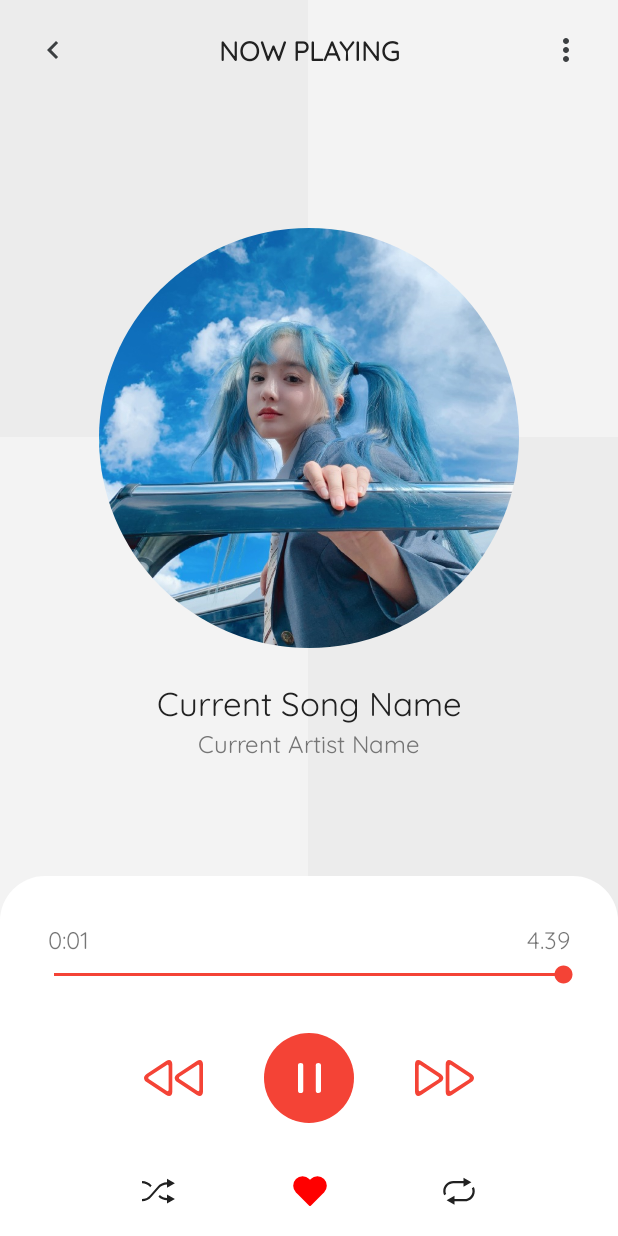
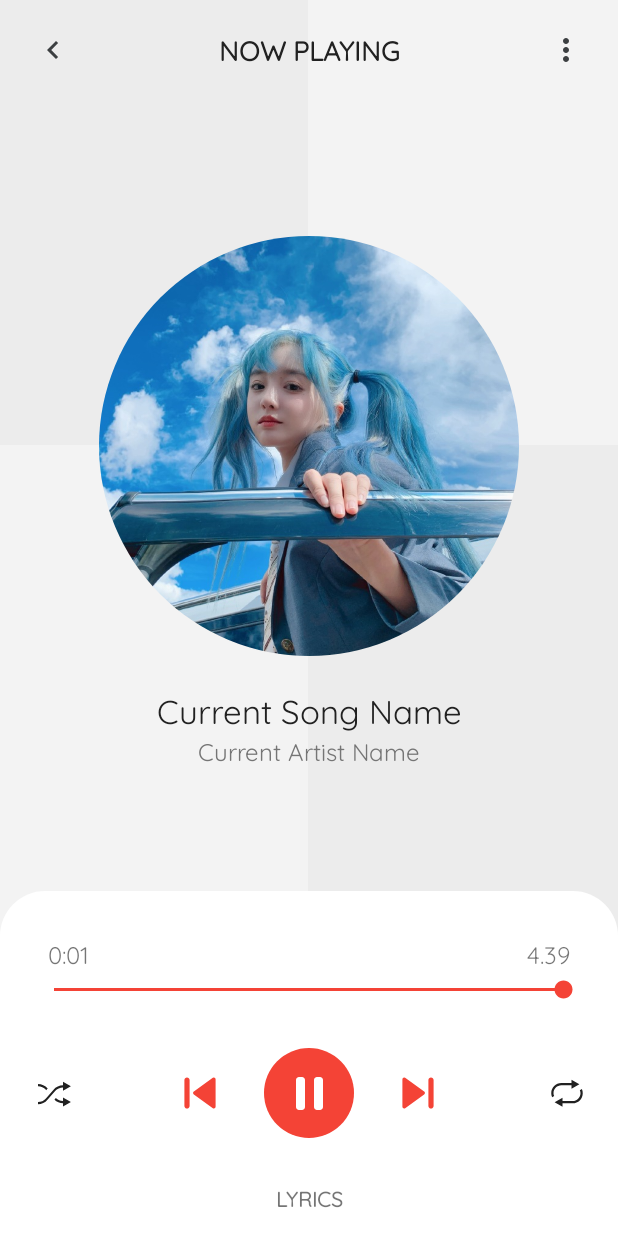
Before and after one commit to xauuu/music-app, an Android app: the SongActivity screen opened directly, with no data from a screen before it, on a phone screen of 412 x 824 dp. Run offline under Robolectric (Android 15) with nearby library versions, the phone set to English and light mode, and no system bars; libraries missing offline, so code that uses them is left out: com.makeramen.roundedimageview; plain views replace CircleLineVisualizer, RoundedImageView; pictures from the network do not load; Roboto replaces fonts that are not available here; 11 statements that could not run were skipped.

Commit message:
update layout

```diff
--- a/app/src/main/java/com/example/finalproject/activity/SongActivity.kt
+++ b/app/src/main/java/com/example/finalproject/activity/SongActivity.kt
@@ -26,6 +26,9 @@ import com.makeramen.roundedimageview.RoundedImageView
 import kotlinx.coroutines.CoroutineScope
 import kotlinx.coroutines.Dispatchers
 import kotlinx.coroutines.launch
+import retrofit2.Call
+import retrofit2.Callback
+import retrofit2.Response
 import kotlin.random.Random
 
 class SongActivity : AppCompatActivity(), OnCompletionListener {
@@ -157,7 +160,7 @@ class SongActivity : AppCompatActivity(), OnCompletionListener {
     }
 
     private fun setAudio(pos: Int) {
-        btPlay.setImageResource(R.drawable.ic_baseline_pause_24)
+        btPlay.setImageResource(R.drawable.ic_icons8_pause)
 
         tvTitle.ellipsize = TextUtils.TruncateAt.MARQUEE
         tvTitle.isSelected = true
@@ -189,10 +192,16 @@ class SongActivity : AppCompatActivity(), OnCompletionListener {
 
     private fun updateViews(id: Int) {
         val service = ApiAdapter.makeRetrofitService
-        CoroutineScope(Dispatchers.IO).launch {
-            service.updateSong(id)
-            Log.e("Updated", "Đã cập nhật lươt nghe bài hát có id = ${id.toString()}")
-        }
+        val call = service.updateSong(id)
+        call.enqueue(object : Callback<Void> {
+            override fun onResponse(call: Call<Void>, response: Response<Void>) {
+                Log.d("UPDATE VIEW", "Đã cập nhật lượt nghe bài hát")
+            }
+
+            override fun onFailure(call: Call<Void>, t: Throwable) {
+                Log.e("UPDATE VIEW ERR", "Không cập nhật được")
+            }
+        })
     }
 
     override fun onResume() {
@@ -235,7 +244,7 @@ class SongActivity : AppCompatActivity(), OnCompletionListener {
             }
 
             setAudio(position)
-            btPlay.setImageResource(R.drawable.ic_play_24)
+            btPlay.setImageResource(R.drawable.ic_icons8_play)
             mediaPlayer.pause()
         }
     }
@@ -260,8 +269,6 @@ class SongActivity : AppCompatActivity(), OnCompletionListener {
                 if (position + 1 > listSongs.size - 1) 0 else position + 1
             }
 
-            Log.e("pos", position.toString())
-
             setAudio(position)
             mediaPlayer.setOnCompletionListener(this)
         } else {
@@ -275,7 +282,7 @@ class SongActivity : AppCompatActivity(), OnCompletionListener {
             }
 
             setAudio(position)
-            btPlay.setImageResource(R.drawable.ic_play_24)
+            btPlay.setImageResource(R.drawable.ic_icons8_play)
             mediaPlayer.pause()
         }
     }
@@ -291,11 +298,11 @@ class SongActivity : AppCompatActivity(), OnCompletionListener {
 
     private fun playPauseBtnClicked() {
         if (mediaPlayer.isPlaying) {
-            btPlay.setImageResource(R.drawable.ic_play_24)
+            btPlay.setImageResource(R.drawable.ic_icons8_play)
             mediaPlayer.pause()
             rivImg.animation = null
         } else {
-            btPlay.setImageResource(R.drawable.ic_baseline_pause_24)
+            btPlay.setImageResource(R.drawable.ic_icons8_pause)
             mediaPlayer.start()
             rivImg.startAnimation(
                 AnimationUtils.loadAnimation(this, R.anim.route)
@@ -342,7 +349,7 @@ class SongActivity : AppCompatActivity(), OnCompletionListener {
             mediaPlayer.start()
         } else {
             nextBtnClicked()
-            btPlay.setImageResource(R.drawable.ic_baseline_pause_24)
+            btPlay.setImageResource(R.drawable.ic_icons8_pause)
             mediaPlayer.start()
             mediaPlayer.setOnCompletionListener(this)
         }
--- a/app/src/main/java/com/example/finalproject/api/ApiClient.kt
+++ b/app/src/main/java/com/example/finalproject/api/ApiClient.kt
@@ -29,7 +29,7 @@ interface ApiClient {
 
 //    Cập nhật lượt nghe bài hát
     @PUT("/api/update-view/{id}")
-    fun updateSong(@Path("id") id: Int)
+    fun updateSong(@Path("id") id: Int): Call<Void>
 
     @GET("api/search/{keyword}")
     fun search(@Path("keyword") keyword: String): Call<ArrayList<Music>>
--- a/app/src/main/res/drawable/bg_gradient.xml
+++ b/app/src/main/res/drawable/bg_gradient.xml
@@ -5,8 +5,8 @@
     <gradient
         android:type="linear"
         android:angle="315"
-        android:startColor="@color/home"
-        android:centerColor="@color/colorAccent"
-        android:endColor="@color/home"/>
+        android:startColor="@color/colorHint"
+        android:centerColor="@color/colorPrimaryText"
+        android:endColor="@color/colorHint"/>
 
 </shape>
--- /dev/null
+++ b/app/src/main/res/drawable/ic_app.xml
@@ -0,0 +1,109 @@
+<vector xmlns:android="http://schemas.android.com/apk/res/android"
+    xmlns:aapt="http://schemas.android.com/aapt"
+    android:width="64dp"
+    android:height="64dp"
+    android:viewportWidth="64"
+    android:viewportHeight="64">
+  <path
+      android:pathData="M10,8C12.2109,8 14,6.2109 14,4C14,1.7891 12.2109,0 10,0C7.7891,0 6,1.7891 6,4C6,6.2109 7.7891,8 10,8ZM10,8"
+      android:fillType="nonZero"
+      android:strokeColor="#00000000">
+    <aapt:attr name="android:fillColor">
+      <gradient
+          android:gradientRadius="25.999998"
+          android:centerX="36.833"
+          android:centerY="35.916996"
+          android:type="radial">
+        <item android:offset="0" android:color="#FFAFEEFF"/>
+        <item android:offset="0.193" android:color="#FFBBF1FF"/>
+        <item android:offset="0.703" android:color="#FFD7F8FF"/>
+        <item android:offset="1" android:color="#FFE1FAFF"/>
+      </gradient>
+    </aapt:attr>
+  </path>
+  <path
+      android:pathData="M57.5,64C59.4336,64 61,62.4336 61,60.5C61,58.5664 59.4336,57 57.5,57C55.5664,57 54,58.5664 54,60.5C54,62.4336 55.5664,64 57.5,64ZM57.5,64"
+      android:fillType="nonZero"
+      android:strokeColor="#00000000">
+    <aapt:attr name="android:fillColor">
+      <gradient
+          android:gradientRadius="28.77"
+          android:centerX="81.417"
+          android:centerY="29.916998"
+          android:type="radial">
+        <item android:offset="0" android:color="#FFAFEEFF"/>
+        <item android:offset="0.193" android:color="#FFBBF1FF"/>
+        <item android:offset="0.703" android:color="#FFD7F8FF"/>
+        <item android:offset="1" android:color="#FFE1FAFF"/>
+      </gradient>
+    </aapt:attr>
+  </path>
+  <path
+      android:pathData="M62,20.5C62,18.0156 59.9844,16 57.5,16L44,16C41.7891,16 40,14.2109 40,12C40,9.7891 41.7891,8 44,8L46,8C48.2109,8 50,6.2109 50,4C50,1.7891 48.2109,0 46,0L22,0C19.7891,0 18,1.7891 18,4C18,6.2109 19.7891,8 22,8L24,8C25.6563,8 27,9.3438 27,11C27,12.6563 25.6563,14 24,14L10.5,14C8.5664,14 7,15.5664 7,17.5C7,19.4336 8.5664,21 10.5,21L13,21C14.6563,21 16,22.3438 16,24C16,25.6563 14.6563,27 13,27L5,27C2.2383,27 0,29.2383 0,32C0,34.7617 2.2383,37 5,37L9.5,37C11.4336,37 13,38.5664 13,40.5C13,42.4336 11.4336,44 9.5,44L6,44C3.7891,44 2,45.7891 2,48C2,50.2109 3.7891,52 6,52L12.5,52C13.8828,52 15,53.1172 15,54.5C15,55.8828 13.8828,57 12.5,57C10.5664,57 9,58.5664 9,60.5C9,62.4336 10.5664,64 12.5,64L47.5,64C49.4336,64 51,62.4336 51,60.5C51,58.5664 49.4336,57 47.5,57L42,57C40.8945,57 40,56.1055 40,55C40,53.8945 40.8945,53 42,53L54,53C56.2109,53 58,51.2109 58,49C58,46.7891 56.2109,45 54,45L45.5,45C44.1172,45 43,43.8828 43,42.5C43,41.1172 44.1172,40 45.5,40L49,40C51.2109,40 53,38.2109 53,36C53,33.7891 51.2109,32 49,32L47.5,32C45.5664,32 44,30.4336 44,28.5C44,26.5664 45.5664,25 47.5,25L57.5,25C59.9844,25 62,22.9844 62,20.5ZM62,20.5"
+      android:fillType="nonZero"
+      android:strokeColor="#00000000">
+    <aapt:attr name="android:fillColor">
+      <gradient
+          android:gradientRadius="31.503998"
+          android:centerX="30.999998"
+          android:centerY="31.999998"
+          android:type="radial">
+        <item android:offset="0" android:color="#FFAFEEFF"/>
+        <item android:offset="0.193" android:color="#FFBBF1FF"/>
+        <item android:offset="0.703" android:color="#FFD7F8FF"/>
+        <item android:offset="1" android:color="#FFE1FAFF"/>
+      </gradient>
+    </aapt:attr>
+  </path>
+  <path
+      android:pathData="M59,40C56.7891,40 55,38.2109 55,36C55,33.7891 56.7891,32 59,32C61.2109,32 63,33.7891 63,36C63,38.2109 61.2109,40 59,40ZM59,40"
+      android:fillType="nonZero"
+      android:strokeColor="#00000000">
+    <aapt:attr name="android:fillColor">
+      <gradient
+          android:gradientRadius="27.938"
+          android:centerX="35.916996"
+          android:centerY="35.416996"
+          android:type="radial">
+        <item android:offset="0" android:color="#FFAFEEFF"/>
+        <item android:offset="0.193" android:color="#FFBBF1FF"/>
+        <item android:offset="0.703" android:color="#FFD7F8FF"/>
+        <item android:offset="1" android:color="#FFE1FAFF"/>
+      </gradient>
+    </aapt:attr>
+  </path>
+  <path
+      android:pathData="M44,8L35,8C32.7891,8 31,9.7891 31,12L31,35.2109C29.5,34.4414 27.8008,34 26,34C19.9258,34 15,38.9258 15,45C15,51.0742 19.9258,56 26,56C32.0742,56 37,51.0742 37,45L37,21L49,21C51.2109,21 53,19.2109 53,17C53,12.0273 48.9727,8 44,8ZM44,8"
+      android:fillType="nonZero"
+      android:strokeColor="#00000000">
+    <aapt:attr name="android:fillColor">
+      <gradient
+          android:startY="7.9999995"
+          android:startX="33.999996"
+          android:endY="55.999996"
+          android:endX="33.999996"
+          android:type="linear">
+        <item android:offset="0" android:color="#FF42D778"/>
+        <item android:offset="0.996" android:color="#FF34B171"/>
+        <item android:offset="1" android:color="#FF34B171"/>
+      </gradient>
+    </aapt:attr>
+  </path>
+  <path
+      android:pathData="M15,45C15,50.6523 19.2656,55.3047 24.75,55.9258C26.6016,55.5703 28,53.9531 28,52C28,49.7891 26.2109,48 24,48L22.5,48C20.5664,48 19,46.4336 19,44.5C19,42.5664 20.5664,41 22.5,41L28.5,41C30.4336,41 32,39.4336 32,37.5C32,36.5469 31.6172,35.6875 31,35.0547L31,35.2109C29.5,34.4414 27.8008,34 26,34C19.9258,34 15,38.9258 15,45ZM15,45"
+      android:fillType="nonZero"
+      android:strokeColor="#00000000">
+    <aapt:attr name="android:fillColor">
+      <gradient
+          android:startY="33.999996"
+          android:startX="23.499998"
+          android:endY="55.923992"
+          android:endX="23.499998"
+          android:type="linear">
+        <item android:offset="0" android:color="#FF42D778"/>
+        <item android:offset="0.428" android:color="#FF3DCA76"/>
+        <item android:offset="1" android:color="#FF34B171"/>
+      </gradient>
+    </aapt:attr>
+  </path>
+</vector>
--- /dev/null
+++ b/app/src/main/res/drawable/ic_baseline_arrow_forward_24.xml
@@ -0,0 +1,5 @@
+<vector android:autoMirrored="true" android:height="24dp"
+    android:tint="#323232" android:viewportHeight="24"
+    android:viewportWidth="24" android:width="24dp" xmlns:android="http://schemas.android.com/apk/res/android">
+    <path android:fillColor="@android:color/white" android:pathData="M12,4l-1.41,1.41L16.17,11H4v2h12.17l-5.58,5.59L12,20l8,-8z"/>
+</vector>
--- /dev/null
+++ b/app/src/main/res/drawable/ic_icons8_end.xml
@@ -0,0 +1,9 @@
+<vector xmlns:android="http://schemas.android.com/apk/res/android"
+    android:width="60dp"
+    android:height="60dp"
+    android:viewportWidth="30"
+    android:viewportHeight="30">
+  <path
+      android:pathData="M7,6A1,1 0,0 0,6 7A1,1 0,0 0,6 7.0039L6,15L6,22.9961A1,1 0,0 0,6 23A1,1 0,0 0,7 24A1,1 0,0 0,7.5918 23.8047L7.5938,23.8047A1,1 0,0 0,7.6211 23.7832L18.541,15.8418A1,1 0,0 0,19 15A1,1 0,0 0,18.5566 14.1699L7.5938,6.1953A1,1 0,0 0,7 6zM22.5,6C21.672,6 21,6.672 21,7.5L21,22.5C21,23.328 21.672,24 22.5,24C23.328,24 24,23.328 24,22.5L24,7.5C24,6.672 23.328,6 22.5,6z"
+      android:fillColor="#000000"/>
+</vector>
--- /dev/null
+++ b/app/src/main/res/drawable/ic_icons8_pause.xml
@@ -0,0 +1,9 @@
+<vector xmlns:android="http://schemas.android.com/apk/res/android"
+    android:width="30dp"
+    android:height="30dp"
+    android:viewportWidth="30"
+    android:viewportHeight="30">
+  <path
+      android:pathData="M8,4C6.895,4 6,4.895 6,6L6,24C6,25.105 6.895,26 8,26L10,26C11.105,26 12,25.105 12,24L12,6C12,4.895 11.105,4 10,4L8,4zM20,4C18.895,4 18,4.895 18,6L18,24C18,25.105 18.895,26 20,26L22,26C23.105,26 24,25.105 24,24L24,6C24,4.895 23.105,4 22,4L20,4z"
+      android:fillColor="#000000"/>
+</vector>
--- /dev/null
+++ b/app/src/main/res/drawable/ic_icons8_play.xml
@@ -0,0 +1,9 @@
+<vector xmlns:android="http://schemas.android.com/apk/res/android"
+    android:width="28dp"
+    android:height="28dp"
+    android:viewportWidth="30"
+    android:viewportHeight="30">
+  <path
+      android:pathData="M6,3A1,1 0,0 0,5 4A1,1 0,0 0,5 4.0039L5,15L5,25.9961A1,1 0,0 0,5 26A1,1 0,0 0,6 27A1,1 0,0 0,6.5801 26.8125L6.582,26.8145L26.416,15.9082A1,1 0,0 0,27 15A1,1 0,0 0,26.3887 14.0781L6.582,3.1855L6.5801,3.1855A1,1 0,0 0,6 3z"
+      android:fillColor="#000000"/>
+</vector>
--- /dev/null
+++ b/app/src/main/res/drawable/ic_icons8_skip_to_start.xml
@@ -0,0 +1,9 @@
+<vector xmlns:android="http://schemas.android.com/apk/res/android"
+    android:width="60dp"
+    android:height="60dp"
+    android:viewportWidth="30"
+    android:viewportHeight="30">
+  <path
+      android:pathData="M7.5,6C6.672,6 6,6.672 6,7.5L6,22.5C6,23.328 6.672,24 7.5,24C8.328,24 9,23.328 9,22.5L9,7.5C9,6.672 8.328,6 7.5,6zM23,6A1,1 0,0 0,22.4063 6.1953A1,1 0,0 0,22.3789 6.2168L11.4609,14.1563A1,1 0,0 1,11.459 14.1582L11.4434,14.1699A1,1 0,0 0,11 15A1,1 0,0 0,11.4492 15.834L22.4063,23.8047A1,1 0,0 0,23 24A1,1 0,0 0,24 23A1,1 0,0 0,24 22.9961L24,15L24,7.0039A1,1 0,0 0,24 7A1,1 0,0 0,23 6z"
+      android:fillColor="#000000"/>
+</vector>
--- a/app/src/main/res/drawable/ic_nav.xml
+++ b/app/src/main/res/drawable/ic_nav.xml
@@ -5,12 +5,12 @@
     android:viewportWidth="16"
     android:viewportHeight="16.312">
     <path
-        android:fillColor="#ff2959"
+        android:fillColor="@color/colorAccent"
         android:pathData="M14.745,0a1.254,1.254 0,1 1,0 2.509h-13.49a1.254,1.254 0,1 1,0 -2.509Z" />
     <path
-        android:fillColor="#ff2959"
+        android:fillColor="@color/colorAccent"
         android:pathData="M14.745,6.901a1.255,1.255 0,1 1,0 2.51h-7.49a1.255,1.255 0,1 1,0 -2.51Z" />
     <path
-        android:fillColor="#ff2959"
+        android:fillColor="@color/colorAccent"
         android:pathData="M14.745,13.803a1.254,1.254 0,1 1,0 2.509h-3.49a1.254,1.254 0,1 1,0 -2.509Z" />
 </vector>
--- a/app/src/main/res/drawable/ic_repeat.xml
+++ b/app/src/main/res/drawable/ic_repeat.xml
@@ -5,5 +5,5 @@ android:viewportWidth="24"
     android:viewportHeight="24">
     <path
         android:fillColor="@color/colorPrimaryText"
-    android:pathData="M5.5 5H10v1.5l3.5-2-3.5-2V4H5.5C3 4 1 6 1 8.5c0 .6.1 1.2.4 1.8l.9-.5C2.1 9.4 2 9 2 8.5 2 6.6 3.6 5 5.5 5zm9.1 1.7l-.9.5c.2.4.3.8.3 1.3 0 1.9-1.6 3.5-3.5 3.5H6v-1.5l-3.5 2 3.5 2V13h4.5C13 13 15 11 15 8.5c0-.6-.1-1.2-.4-1.8z"/>
+        android:pathData="M5.5 5H10v1.5l3.5-2-3.5-2V4H5.5C3 4 1 6 1 8.5c0 .6.1 1.2.4 1.8l.9-.5C2.1 9.4 2 9 2 8.5 2 6.6 3.6 5 5.5 5zm9.1 1.7l-.9.5c.2.4.3.8.3 1.3 0 1.9-1.6 3.5-3.5 3.5H6v-1.5l-3.5 2 3.5 2V13h4.5C13 13 15 11 15 8.5c0-.6-.1-1.2-.4-1.8z" />
 </vector>
--- a/app/src/main/res/layout/activity_login.xml
+++ b/app/src/main/res/layout/activity_login.xml
@@ -131,7 +131,7 @@
                 android:layout_height="wrap_content"
                 android:layout_gravity="bottom"
                 android:orientation="horizontal"
-                android:paddingStart="35dp">
+                android:paddingStart="@dimen/margin_xx_large">
 
                 <ImageView
                     android:layout_width="48dp"
@@ -166,16 +166,18 @@
                     android:layout_width="0dp"
                     android:layout_height="wrap_content"
                     android:layout_weight="0.4"
-                    android:gravity="center"
+                    android:gravity="center|end"
                     android:orientation="vertical">
 
                     <ImageButton
                         android:id="@+id/btLogin"
                         android:layout_width="40dp"
-                        android:layout_height="20dp"
+                        android:layout_height="32dp"
+                        android:layout_marginEnd="41.3dp"
                         android:background="?attr/selectableItemBackgroundBorderless"
                         android:contentDescription="@string/login"
-                        android:scaleType="centerInside"
+                        android:padding="5dp"
+                        android:scaleType="fitXY"
                         android:src="@drawable/black_arrow" />
                 </LinearLayout>
             </LinearLayout>
@@ -210,7 +212,7 @@
                 android:layout_marginStart="5dp"
                 android:gravity="center_horizontal"
                 android:text="@string/sing_up"
-                android:textColor="@color/search"
+                android:textColor="@color/primary"
                 android:textSize="15sp" />
         </LinearLayout>
     </LinearLayout>
--- a/app/src/main/res/layout/activity_song2.xml
+++ b/app/src/main/res/layout/activity_song2.xml
@@ -101,15 +101,15 @@
         android:layout_width="wrap_content"
         android:layout_height="wrap_content"
         android:layout_marginTop="20dp"
+        android:gravity="center"
         android:text="@string/now_playing"
         android:textAllCaps="true"
-        android:textStyle="bold"
-        android:gravity="center"
         android:textColor="@color/colorPrimaryText"
         android:textSize="18sp"
+        android:textStyle="bold"
         app:layout_constraintEnd_toEndOf="parent"
         app:layout_constraintStart_toStartOf="parent"
-        app:layout_constraintTop_toTopOf="parent"/>
+        app:layout_constraintTop_toTopOf="parent" />
 
     <ImageButton
         android:id="@+id/btBack"
@@ -162,8 +162,8 @@
             android:background="@drawable/bg_play_button"
             android:contentDescription="@string/play_button"
             android:padding="4dp"
-            android:scaleType="center"
-            android:src="@drawable/ic_play_24"
+            android:scaleType="centerInside"
+            android:src="@drawable/ic_icons8_play"
             android:tint="@color/white"
             app:layout_constraintBottom_toTopOf="@+id/btHeart"
             app:layout_constraintEnd_toEndOf="parent"
@@ -171,14 +171,14 @@
 
         <ImageButton
             android:id="@+id/btPrev"
-            android:layout_width="50dp"
-            android:layout_height="30dp"
-            android:layout_marginEnd="35dp"
+            android:layout_width="45dp"
+            android:layout_height="45dp"
+            android:layout_marginEnd="@dimen/margin_x_large"
             android:background="?attr/selectableItemBackgroundBorderless"
             android:contentDescription="@string/prev_button"
             android:padding="5dp"
             android:scaleType="centerCrop"
-            android:src="@drawable/ic_previous"
+            android:src="@drawable/ic_icons8_skip_to_start"
             android:tint="@color/colorAccent"
             app:layout_constraintBottom_toBottomOf="@id/btPlay"
             app:layout_constraintEnd_toStartOf="@id/btPlay"
@@ -187,14 +187,14 @@
 
         <ImageButton
             android:id="@+id/btNext"
-            android:layout_width="50dp"
-            android:layout_height="30dp"
-            android:layout_marginStart="35dp"
+            android:layout_width="45dp"
+            android:layout_height="45dp"
+            android:layout_marginStart="@dimen/margin_x_large"
             android:background="?attr/selectableItemBackgroundBorderless"
             android:contentDescription="@string/next_button"
             android:padding="5dp"
             android:scaleType="centerCrop"
-            android:src="@drawable/ic_next"
+            android:src="@drawable/ic_icons8_end"
             android:tint="@color/colorAccent"
             app:layout_constraintBottom_toBottomOf="@id/btPlay"
             app:layout_constraintStart_toEndOf="@id/btPlay"
@@ -202,45 +202,46 @@
 
         <ImageButton
             android:id="@+id/btShuffle"
-            android:layout_width="25dp"
-            android:layout_height="25dp"
-            android:layout_marginStart="@dimen/margin_x_large"
-            android:background="@null"
-            android:contentDescription="@string/shuffle_button"
-            android:scaleType="matrix"
-            android:src="@drawable/ic_shuffle"
-            app:layout_constraintBottom_toBottomOf="@+id/btHeart"
-            app:layout_constraintEnd_toStartOf="@+id/btHeart"
-            app:layout_constraintStart_toStartOf="parent"
-            app:layout_constraintTop_toTopOf="@+id/btHeart" />
-
-        <ImageButton
-            android:id="@+id/btHeart"
             android:layout_width="30dp"
             android:layout_height="30dp"
+            android:layout_marginStart="@dimen/margin_x_large"
+            android:layout_marginTop="@dimen/margin_x_small"
+            android:background="?attr/selectableItemBackgroundBorderless"
+            android:contentDescription="@string/shuffle_button"
+            android:paddingLeft="13dp"
+            android:paddingTop="@dimen/padding_medium"
+            android:scaleType="center"
+            android:src="@drawable/ic_shuffle"
+            app:layout_constraintBottom_toBottomOf="@id/btPlay"
+            app:layout_constraintStart_toStartOf="parent"
+            app:layout_constraintTop_toTopOf="@id/btPlay" />
+
+        <TextView
+            android:id="@+id/btHeart"
+            android:layout_width="wrap_content"
+            android:layout_height="wrap_content"
             android:layout_marginBottom="@dimen/margin_large"
-            android:background="@null"
-            android:contentDescription="@string/heart"
-            android:scaleType="center"
-            android:src="@drawable/ic_heart"
-            android:tint="#FF0000"
+            android:text="LYRICS"
+            android:textStyle="bold"
             app:layout_constraintBottom_toBottomOf="parent"
             app:layout_constraintEnd_toEndOf="parent"
             app:layout_constraintStart_toStartOf="parent" />
 
+
         <ImageButton
             android:id="@+id/btRepeat"
-            android:layout_width="25dp"
-            android:layout_height="25dp"
+            android:layout_width="30dp"
+            android:layout_height="30dp"
             android:layout_marginEnd="@dimen/margin_x_large"
-            android:background="@null"
+            android:background="?attr/selectableItemBackgroundBorderless"
             android:contentDescription="@string/repeat_button"
-            android:scaleType="matrix"
+            android:paddingLeft="13dp"
+            android:paddingTop="@dimen/padding_medium"
+            android:scaleType="center"
             android:src="@drawable/ic_repeat"
-            app:layout_constraintBottom_toBottomOf="@+id/btHeart"
+            app:layout_constraintBottom_toBottomOf="@id/btPlay"
             app:layout_constraintEnd_toEndOf="parent"
-            app:layout_constraintStart_toEndOf="@+id/btHeart"
-            app:layout_constraintTop_toTopOf="@+id/btHeart" />
+            app:layout_constraintTop_toTopOf="@id/btPlay" />
 
         <SeekBar
             android:id="@+id/playerSeekBar"
--- a/app/src/main/res/values/colors.xml
+++ b/app/src/main/res/values/colors.xml
@@ -21,5 +21,5 @@
     <color name="home">#5B37B7</color>
     <color name="search">#E6A919</color>
     <color name="library">#C9379D</color>
-    <color name="setting">#1194AA</color>
+    <color name="setting">#13D3B4</color>
 </resources>
--- a/app/src/main/res/values/strings.xml
+++ b/app/src/main/res/values/strings.xml
@@ -1,5 +1,5 @@
 <resources>
-    <string name="app_name">XMusiG</string>
+    <string name="app_name">XMusicG</string>
     <string name="home">Trang chủ</string>
     <string name="search">Tìm kiếm</string>
     <string name="library">Thư viện</string>
--- a/app/src/main/res/values/style.xml
+++ b/app/src/main/res/values/style.xml
@@ -7,6 +7,10 @@
         <item name="android:windowFullscreen">true</item>
         <item name="android:windowContentOverlay">@null</item>
         <item name="android:fontFamily">@font/quicksand</item>
+    </style>
+
+    <style name="SplashTheme" parent="Theme.AppCompat.NoActionBar">
+        <item name="android:windowBackground">@drawable/bg_splash</item>
     </style>
 
     <style name="SeekBarTheme" parent="Widget.AppCompat.SeekBar">
```
Lines whose indentation alone changed are shown as unchanged.
